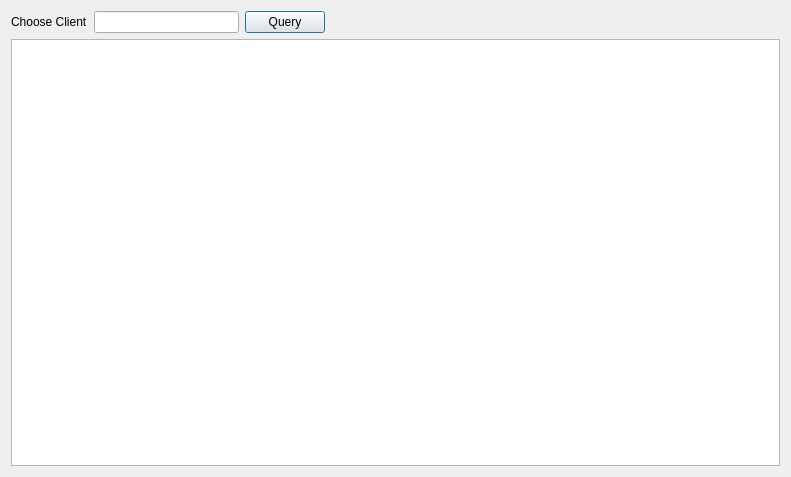
First picture: the form in transactionviewdialog.ui, repository Dalizi/option_calculator, before the edit.
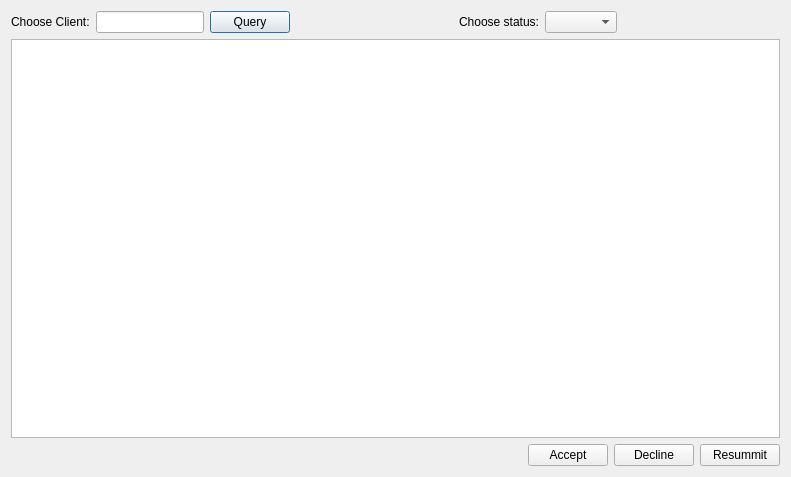
Second picture: the form after the edit.

Commit message: Added reviewer functionals.

What changed in the file:
```diff
--- a/transactionviewdialog.ui
+++ b/transactionviewdialog.ui
@@ -21,7 +21,7 @@
        <item row="0" column="0">
         <widget class="QLabel" name="chooseClientLabel">
          <property name="text">
-          <string>Choose Client</string>
+          <string>Choose Client:</string>
          </property>
         </widget>
        </item>
@@ -50,6 +50,16 @@
        </property>
       </spacer>
      </item>
+     <item>
+      <widget class="QLabel" name="chooseStatusLabel">
+       <property name="text">
+        <string>Choose status:</string>
+       </property>
+      </widget>
+     </item>
+     <item>
+      <widget class="QComboBox" name="chooseStatusComboBox"/>
+     </item>
      <item>
       <spacer name="horizontalSpacer">
        <property name="orientation">
@@ -66,7 +76,52 @@
     </layout>
    </item>
    <item>
-    <widget class="QTableView" name="transactionTableView"/>
+    <widget class="QTableView" name="transactionTableView">
+     <property name="editTriggers">
+      <set>QAbstractItemView::NoEditTriggers</set>
+     </property>
+     <property name="selectionBehavior">
+      <enum>QAbstractItemView::SelectRows</enum>
+     </property>
+    </widget>
+   </item>
+   <item>
+    <layout class="QHBoxLayout" name="horizontalLayout_2">
+     <item>
+      <spacer name="horizontalSpacer_3">
+       <property name="orientation">
+        <enum>Qt::Horizontal</enum>
+       </property>
+       <property name="sizeHint" stdset="0">
+        <size>
+         <width>40</width>
+         <height>20</height>
+        </size>
+       </property>
+      </spacer>
+     </item>
+     <item>
+      <widget class="QPushButton" name="acceptPushButton">
+       <property name="text">
+        <string>Accept</string>
+       </property>
+      </widget>
+     </item>
+     <item>
+      <widget class="QPushButton" name="declinePushButton">
+       <property name="text">
+        <string>Decline</string>
+       </property>
+      </widget>
+     </item>
+     <item>
+      <widget class="QPushButton" name="resummitPushButton">
+       <property name="text">
+        <string>Resummit</string>
+       </property>
+      </widget>
+     </item>
+    </layout>
    </item>
   </layout>
  </widget>
```
The commit also changes 2 other files.
